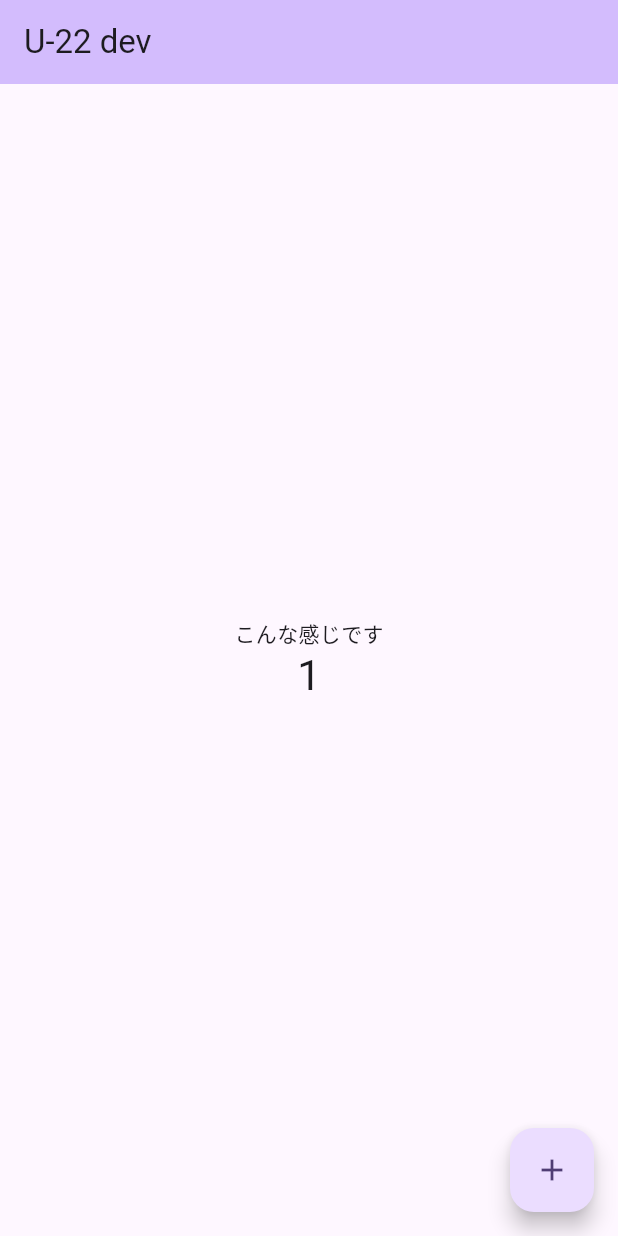
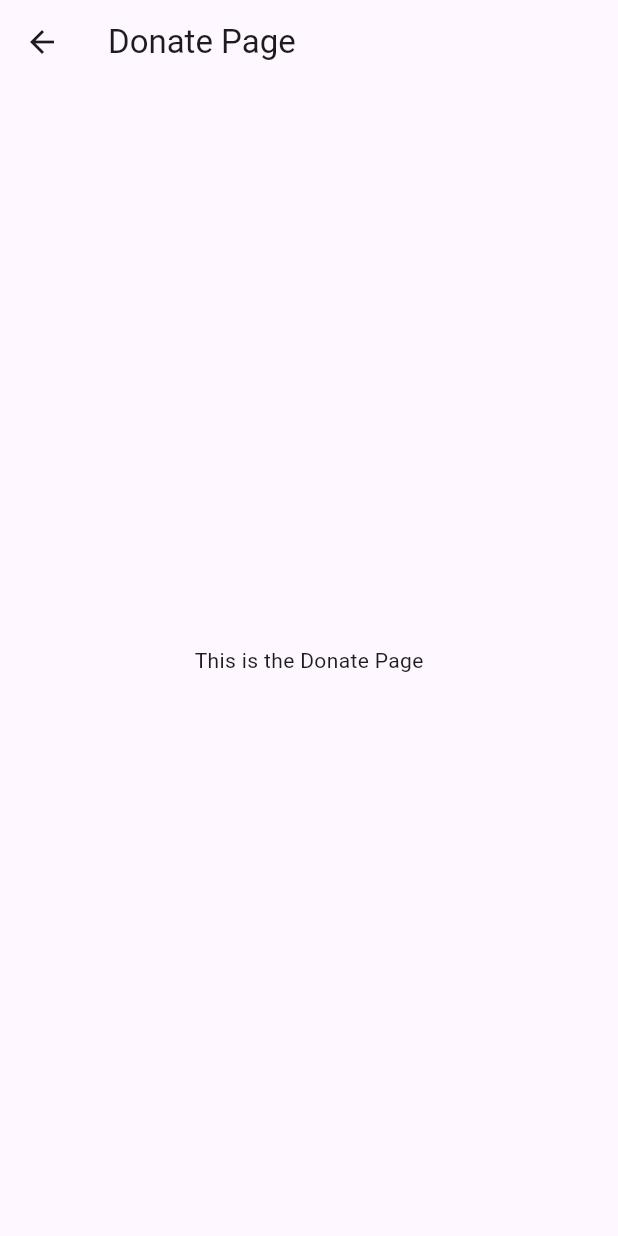
Before and after one commit to shintaro-ozaki/u-22, a Flutter app: the screen it shows after launch, after a tap on the "add" icon, on a phone screen of 412 x 824 dp. Run offline on Flutter 3.47's test engine with Material 2 defaults, Android fonts, the phone set to English and light mode, and no system bars.

Commit message:
add page dest

```diff
--- /dev/null
+++ b/project/lib/donate.dart
@@ -0,0 +1,17 @@
+import 'package:flutter/material.dart';
+
+class DonatePage extends StatelessWidget {
+  const DonatePage({super.key});
+
+  @override
+  Widget build(BuildContext context) {
+    return Scaffold(
+      appBar: AppBar(
+        title: const Text('Donate Page'), // ページのタイトルを設定
+      ),
+      body: const Center(
+        child: Text('This is the Donate Page'),
+      ),
+    );
+  }
+}
--- a/project/lib/main.dart
+++ b/project/lib/main.dart
@@ -1,4 +1,5 @@
 import 'package:flutter/material.dart';
+import 'donate.dart';
 
 void main() {
   runApp(const MyApp());
@@ -60,10 +61,21 @@ class _MyHomePageState extends State<MyHomePage> {
           ],
         ),
       ),
+      // floatingActionButton: FloatingActionButton(
+      //   onPressed: _incrementCounter,
+      //   tooltip: 'Increment',
+      //   child: const Icon(Icons.add),
+      // ),
       floatingActionButton: FloatingActionButton(
-        onPressed: _incrementCounter,
-        tooltip: 'Increment',
-        child: const Icon(Icons.add),
+        onPressed: () {
+          Navigator.of(context).push(
+            MaterialPageRoute(
+              builder: (context) =>
+                  DonatePage(), // DonatePage は donate.dart ファイル内の適切なクラス名に置き換えてください
+            ),
+          );
+        },
+        child: const Icon(Icons.add), // ボタンのアイコンを設定
       ),
     );
   }
```
